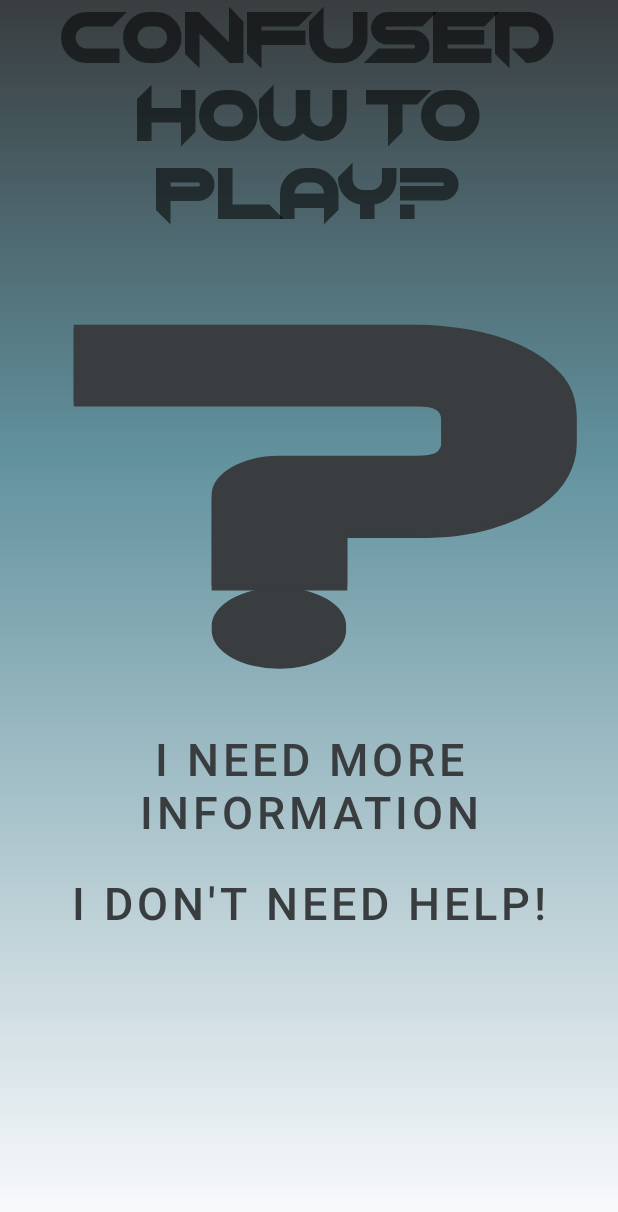
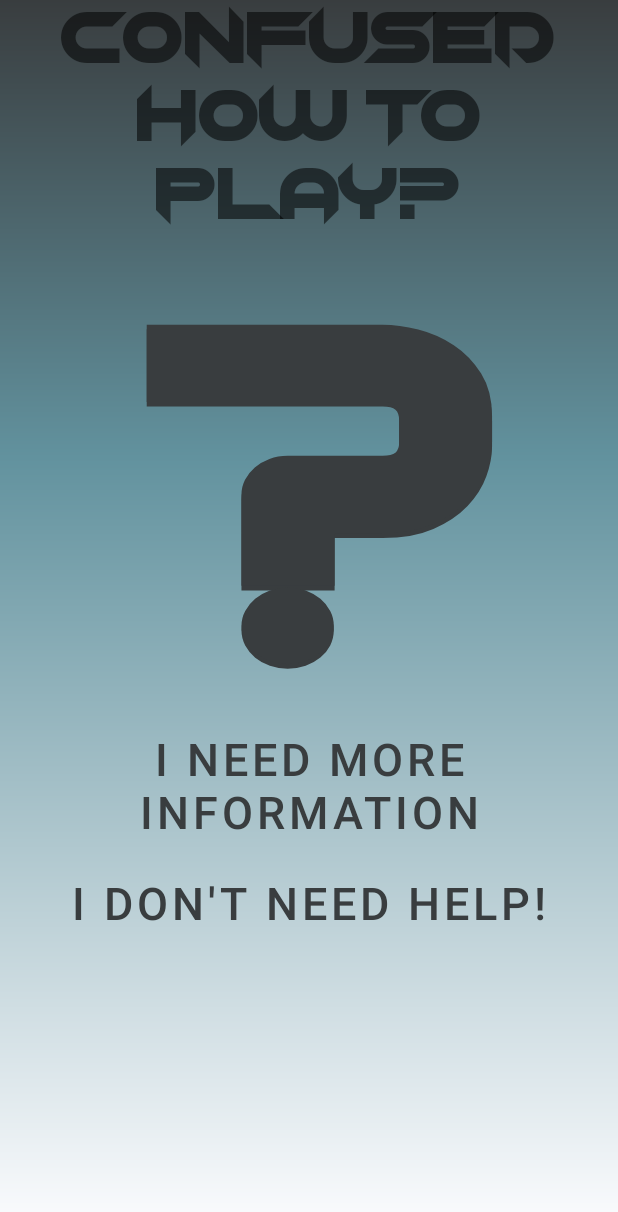
Before and after one commit to ConnorSMixon/Connect_4_App, an Android app: the layout fragment_help.xml on its own in the app's theme, with its tools: preview values and no code run, on a phone screen of 412 x 824 dp. Shown: the top 1212 px of the screen. Run offline under Robolectric (Android 15) with nearby library versions, the light colour scheme and no system bars.

Commit message:
Fixed Help fragment and added feature to close small fragments by touching outside of view

```diff
--- a/app/src/main/java/com/zybooks/connect4application/Miscellaneous.java
+++ b/app/src/main/java/com/zybooks/connect4application/Miscellaneous.java
@@ -9,8 +9,6 @@ public class Miscellaneous extends Fragment {
 
     public static void setNotificationBarColor(Activity activity) {
         Window window = activity.getWindow();
-        window.addFlags(WindowManager.LayoutParams.FLAG_DRAWS_SYSTEM_BAR_BACKGROUNDS);
-        window.clearFlags(WindowManager.LayoutParams.FLAG_TRANSLUCENT_STATUS);
         window.setStatusBarColor(activity.getResources().getColor(R.color.theme2_black));
     }
 }
--- a/app/src/main/res/layout/fragment_dont_need_info.xml
+++ b/app/src/main/res/layout/fragment_dont_need_info.xml
@@ -5,7 +5,9 @@
     android:layout_width="match_parent"
     android:layout_height="match_parent"
     tools:context=".FragmentNeedInfo"
-    android:background="@drawable/options_menu_layout">
+    android:clickable="true"
+    android:focusable="true"
+    android:background="@drawable/fragment_layout">
 
     <TextView
         android:layout_width="wrap_content"
--- a/app/src/main/res/layout/fragment_help.xml
+++ b/app/src/main/res/layout/fragment_help.xml
@@ -7,8 +7,7 @@
     tools:context=".HelpFragment"
     android:background="@drawable/gradient_background"
     android:clickable="true"
-    android:focusable="true"
-    >
+    android:focusable="true">
 
 
     <TextView
@@ -22,13 +21,12 @@
     app:layout_constraintHorizontal_bias="0"
     app:layout_constraintLeft_toLeftOf="parent"
     app:layout_constraintRight_toRightOf="parent"
-    app:layout_constraintTop_toTopOf="parent"
-    />
+    app:layout_constraintTop_toTopOf="parent" />
 
     <ImageView
         android:id="@+id/questionMarkImage"
         android:name="questionMarkImage"
-        android:layout_width="600dp"
+        android:layout_width="match_parent"
         android:layout_height="400dp"
         android:layout_marginTop="136dp"
         android:background="@drawable/ic_question_mark_button"
@@ -36,8 +34,7 @@
         app:layout_constraintHorizontal_bias="0.502"
         app:layout_constraintLeft_toLeftOf="parent"
         app:layout_constraintRight_toRightOf="parent"
-        app:layout_constraintTop_toTopOf="parent"
-        />
+        app:layout_constraintTop_toTopOf="parent" />
 
     <Button
         android:id="@+id/help_more_information"
@@ -49,11 +46,10 @@
         android:textColor="@color/black"
         android:textSize="30sp"
         app:layout_constraintBaseline_toBottomOf="parent"
-        app:layout_constraintHorizontal_bias="0.502"
+        app:layout_constraintHorizontal_bias="0.50"
         app:layout_constraintLeft_toLeftOf="parent"
         app:layout_constraintRight_toRightOf="parent"
-        app:layout_constraintTop_toTopOf="parent"
-        />
+        app:layout_constraintTop_toTopOf="parent" />
 
     <Button
         android:id="@+id/no_help_needed"
@@ -66,16 +62,4 @@
         app:layout_constraintTop_toBottomOf="@id/help_more_information"
         tools:layout_editor_absoluteX="16dp" />
 
-    <FrameLayout
-        android:id="@+id/small_fragment_container_help"
-        android:layout_width="0dp"
-        android:layout_height="0dp"
-        app:layout_constraintStart_toStartOf="parent"
-        app:layout_constraintEnd_toEndOf="parent"
-        app:layout_constraintBottom_toBottomOf="parent"
-        app:layout_constraintTop_toTopOf="parent"
-        app:layout_constraintWidth_percent=".75"
-        app:layout_constraintHeight_percent=".5" />
-
-
 </androidx.constraintlayout.widget.ConstraintLayout>
--- a/app/src/main/res/layout/fragment_options.xml
+++ b/app/src/main/res/layout/fragment_options.xml
@@ -1,5 +1,6 @@
 <?xml version="1.0" encoding="utf-8"?>
 <androidx.constraintlayout.widget.ConstraintLayout
+    android:tag="options"
     android:layout_width="match_parent"
     android:layout_height="match_parent"
     xmlns:android="http://schemas.android.com/apk/res/android"
--- a/app/src/main/res/layout/fragment_start.xml
+++ b/app/src/main/res/layout/fragment_start.xml
@@ -40,6 +40,7 @@
         app:layout_constraintTop_toBottomOf="@+id/play_button" />
 
     <ImageButton
+        android:id="@+id/help_button"
         android:layout_width="90dp"
         android:layout_height="90dp"
         android:background="@drawable/button_help"
```
Also changed, not shown: app/src/main/java/com/zybooks/connect4application/FragmentDontNeedInfo.java (+10 -0 lines), app/src/main/java/com/zybooks/connect4application/FragmentNeedInfo.java (+10 -1 lines), app/src/main/java/com/zybooks/connect4application/GameFragment.java (+10 -1 lines), app/src/main/java/com/zybooks/connect4application/HelpFragment.java (+22 -10 lines), app/src/main/java/com/zybooks/connect4application/OptionsFragment.java (+9 -1 lines), app/src/main/java/com/zybooks/connect4application/StartFragment.java (+26 -23 lines), app/src/main/java/com/zybooks/connect4application/utils/FragmentHelper.java (added, +22 -0 lines), app/src/main/res/layout/fragment_need_info.xml (+4 -3 lines).
